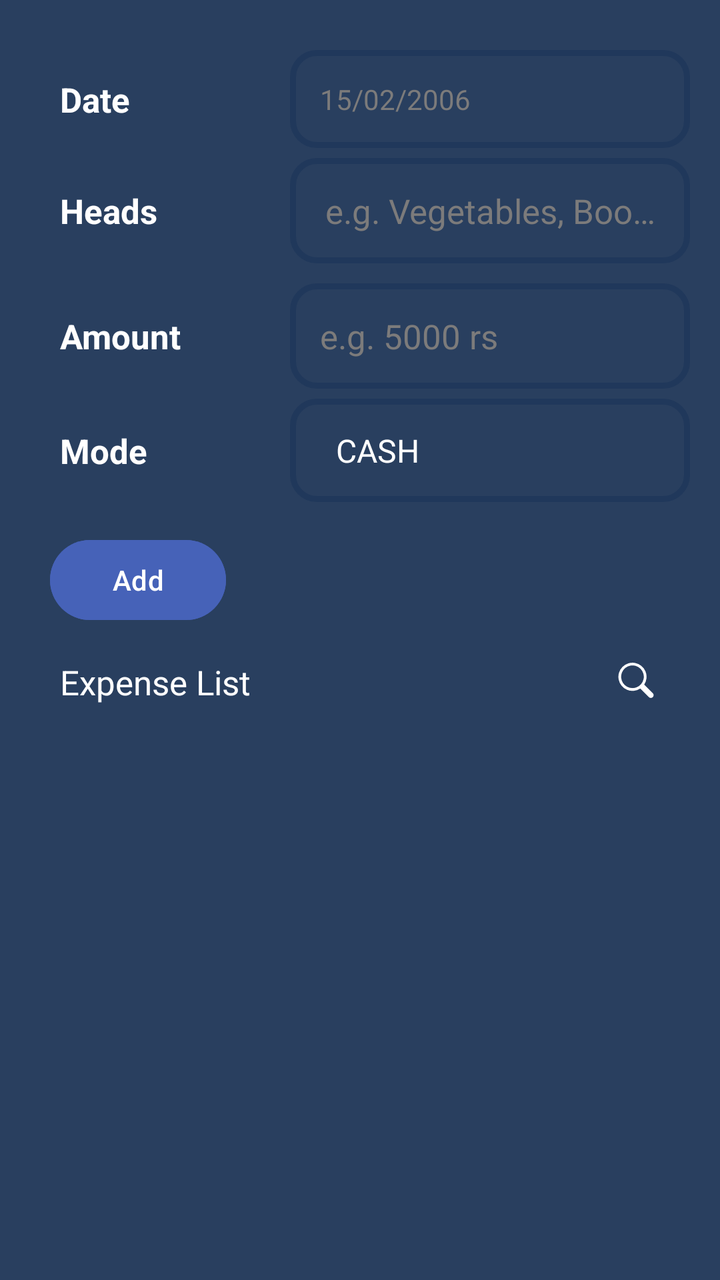
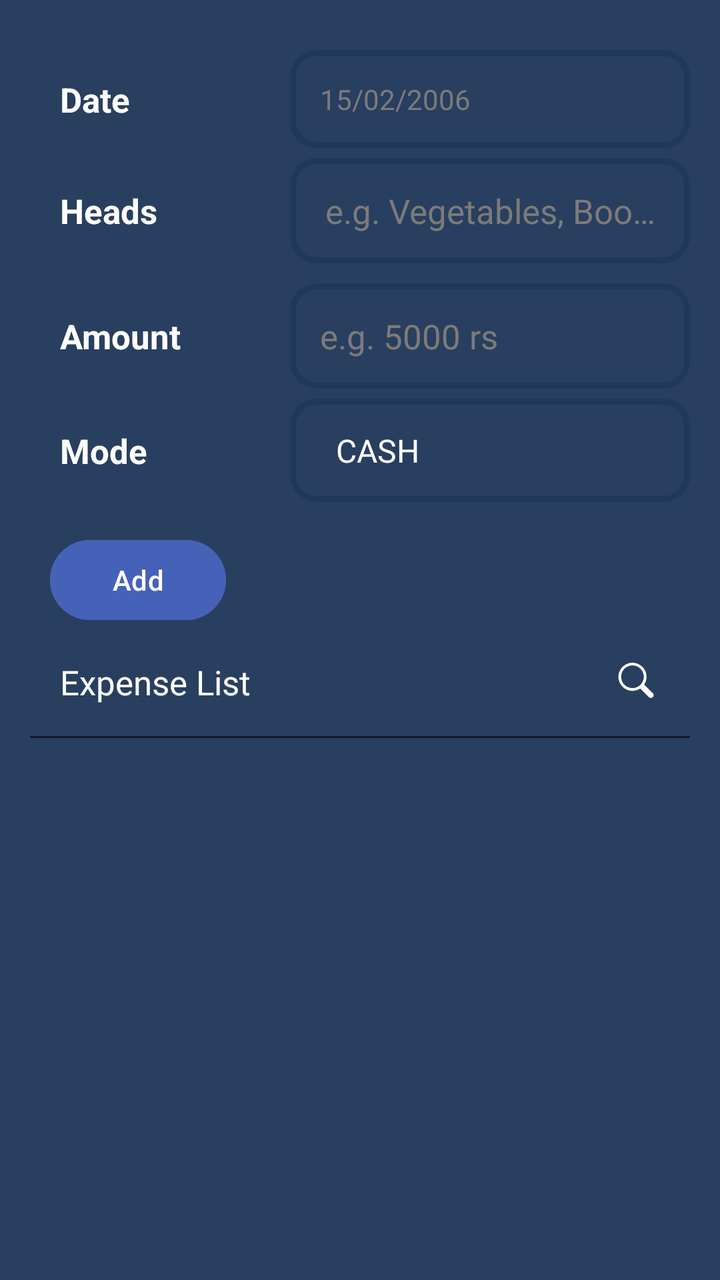

Before-and-after screenshots of an Android layout around one commit, followed by the original layout XML and the change that was made.
<!-- AndroidManifest.xml: application theme Theme.GharKharch -->
<!-- res/layout/fragment_book_expense.xml -->
<?xml version="1.0" encoding="utf-8"?>
<androidx.constraintlayout.widget.ConstraintLayout xmlns:android="http://schemas.android.com/apk/res/android"
    xmlns:app="http://schemas.android.com/apk/res-auto"
    android:layout_width="match_parent"
    android:layout_height="match_parent"
    android:background="@color/backgroundColor"
    android:padding="@dimen/padding_large">

    <TextView
        android:layout_width="0dp"
        android:layout_height="wrap_content"
        android:layout_marginVertical="@dimen/margin_medium"
        android:padding="@dimen/padding_large"
        android:text="Date"
        android:textSize="@dimen/text_size_large"
        android:textStyle="bold"
        app:layout_constraintBottom_toBottomOf="@id/date_picker"
        app:layout_constraintEnd_toStartOf="@id/date_picker"
        app:layout_constraintStart_toStartOf="parent"
        app:layout_constraintTop_toTopOf="@id/date_picker" />

    <TextView
        android:id="@+id/date_picker"
        android:layout_width="200dp"
        android:layout_height="wrap_content"
        android:layout_marginVertical="@dimen/margin_medium"
        android:background="@drawable/search_bar_bordered_bg"
        android:padding="@dimen/padding_large"
        android:text="15/02/2006"
        android:textColor="@color/primaryTextColorVariant"
        app:layout_constraintEnd_toEndOf="parent"
        app:layout_constraintTop_toTopOf="parent" />

    <TextView
        android:layout_width="0dp"
        android:layout_height="wrap_content"
        android:layout_marginVertical="@dimen/margin_small"
        android:padding="@dimen/padding_large"
        android:text="Heads"
        android:textSize="@dimen/text_size_large"
        android:textStyle="bold"
        app:layout_constraintBottom_toBottomOf="@id/input_sub_category"
        app:layout_constraintEnd_toStartOf="@id/input_sub_category"
        app:layout_constraintStart_toStartOf="parent"
        app:layout_constraintTop_toTopOf="@id/input_sub_category" />

    <EditText
        android:id="@+id/input_sub_category"
        style="@style/custom_edit_text"
        android:layout_width="200dp"
        android:layout_height="wrap_content"
        android:layout_marginVertical="@dimen/margin_small"
        android:hint="@string/hint_sub_category"
        android:textSize="@dimen/text_size_large"
        app:layout_constraintEnd_toEndOf="parent"
        app:layout_constraintTop_toBottomOf="@id/date_picker" />

    <TextView
        android:layout_width="0dp"
        android:layout_height="wrap_content"
        android:padding="@dimen/padding_large"
        android:text="Amount "
        android:textSize="@dimen/text_size_large"
        android:textStyle="bold"
        app:layout_constraintBottom_toBottomOf="@id/input_expense"
        app:layout_constraintEnd_toStartOf="@id/input_expense"
        app:layout_constraintStart_toStartOf="parent"
        app:layout_constraintTop_toTopOf="@id/input_expense" />

    <EditText
        android:id="@+id/input_expense"
        android:layout_width="200dp"
        android:layout_height="wrap_content"
        android:layout_marginVertical="@dimen/margin_medium"
        android:layout_marginBottom="@dimen/margin_small"
        android:background="@drawable/search_bar_bordered_bg"
        android:hint="@string/hint_amount"
        android:importantForAutofill="no"
        android:inputType="number"
        android:maxLength="15"
        android:padding="@dimen/padding_large"
        android:textColorHint="@color/primaryTextColorVariant"
        android:textSize="@dimen/text_size_large"
        app:layout_constraintEnd_toEndOf="parent"
        app:layout_constraintTop_toBottomOf="@id/input_sub_category" />

    <TextView
        android:layout_width="0dp"
        android:layout_height="wrap_content"
        android:padding="@dimen/padding_large"
        android:text="Mode"
        android:textSize="@dimen/text_size_large"
        android:textStyle="bold"
        app:layout_constraintBottom_toBottomOf="@id/modes_of_payment"
        app:layout_constraintEnd_toStartOf="@id/modes_of_payment"
        app:layout_constraintStart_toStartOf="parent"
        app:layout_constraintTop_toTopOf="@id/modes_of_payment" />

    <Spinner
        android:id="@+id/modes_of_payment"
        android:layout_width="200dp"
        android:layout_height="wrap_content"
        android:layout_marginVertical="@dimen/margin_small"
        android:background="@drawable/search_bar_bordered_bg"
        android:entries="@array/modesOfPayment"
        android:padding="@dimen/padding_large"
        android:spinnerMode="dialog"
        android:textColor="@color/primaryTextColorVariant"
        android:textStyle="bold"
        app:layout_constraintEnd_toEndOf="parent"
        app:layout_constraintTop_toBottomOf="@id/input_expense" />

    <Button
        android:id="@+id/addBtn"
        android:layout_width="wrap_content"
        android:layout_height="wrap_content"
        android:layout_marginVertical="@dimen/margin_large"
        android:layout_marginStart="@dimen/margin_medium"
        android:backgroundTint="@color/buttonColor"
        android:text="Add"
        app:layout_constraintStart_toStartOf="parent"
        app:layout_constraintTop_toBottomOf="@id/modes_of_payment" />

    <androidx.recyclerview.widget.RecyclerView
        android:id="@+id/category_search_list"
        android:layout_width="0dp"
        android:layout_height="300dp"
        android:layout_marginVertical="@dimen/margin_small"
        android:background="@drawable/rounded_panel"
        android:backgroundTint="@color/backgroundColor"
        android:clipToOutline="true"
        android:elevation="5dp"
        android:outlineProvider="background"
        android:translationZ="5dp"
        android:visibility="gone"
        app:layout_constraintEnd_toEndOf="@id/input_sub_category"
        app:layout_constraintStart_toStartOf="@id/input_sub_category"
        app:layout_constraintTop_toBottomOf="@id/input_sub_category" />

    <LinearLayout
        android:id="@+id/list_container"
        android:layout_width="match_parent"
        android:layout_height="wrap_content"
        android:gravity="center"
        android:orientation="horizontal"
        app:layout_constraintTop_toBottomOf="@id/addBtn">

        <TextView
            android:layout_width="0dp"
            android:layout_height="wrap_content"
            android:layout_weight="1"
            android:padding="@dimen/padding_large"
            android:text="Expense List"
            android:textSize="@dimen/text_size_large" />

        <SearchView
            android:id="@+id/search_bar"
            android:layout_width="match_parent"
            android:layout_height="wrap_content"
            android:background="@drawable/search_bar_bordered_bg"
            android:visibility="gone" />

        <ImageView
            android:id="@+id/search_button"
            android:layout_width="wrap_content"
            android:layout_height="wrap_content"
            android:importantForAccessibility="no"
            android:padding="@dimen/padding_large"
            android:src="@drawable/search_icon" />

    </LinearLayout>

    <androidx.recyclerview.widget.RecyclerView
        android:id="@+id/rcv_expense_list"
        android:layout_width="0dp"
        android:layout_height="0dp"
        android:layout_marginVertical="@dimen/margin_small"
        app:layout_constraintBottom_toBottomOf="parent"
        app:layout_constraintEnd_toEndOf="@id/list_container"
        app:layout_constraintStart_toStartOf="@id/list_container"
        app:layout_constraintTop_toBottomOf="@id/list_container" />

</androidx.constraintlayout.widget.ConstraintLayout>
<!-- resources referenced by this layout -->
<resources>
  <string-array name="modesOfPayment">
          <item>CASH</item>
          <item>UPI</item>
          <item>CARD</item>
      </string-array>
  <color name="backgroundColor">#293F5F</color>
  <color name="buttonColor">#4662B8</color>
  <color name="primaryTextColorVariant">#7C7B7B</color>
  <dimen name="margin_large">15dp</dimen>
  <dimen name="margin_medium">10dp</dimen>
  <dimen name="margin_small">5dp</dimen>
  <dimen name="padding_large">15dp</dimen>
  <dimen name="text_size_large">17sp</dimen>
  <!-- drawable rounded_panel (drawable) -->
  <?xml version="1.0" encoding="utf-8"?>
  <shape xmlns:android="http://schemas.android.com/apk/res/android"
      android:shape="rectangle">
      <corners android:radius="8dp" />
  </shape>
  <!-- drawable search_bar_bordered_bg (drawable) -->
  <?xml version="1.0" encoding="utf-8"?>
  <shape xmlns:android="http://schemas.android.com/apk/res/android"
      android:shape="rectangle">
      <stroke
          android:width="3dp"
          android:color="@color/backgroundColorVariant" />
      <corners android:radius="12dp" />
  </shape>
  <!-- drawable search_icon (drawable) -->
  <vector xmlns:android="http://schemas.android.com/apk/res/android"
      android:width="24dp"
      android:height="24dp"
      android:tint="@color/white"
      android:viewportWidth="19"
      android:viewportHeight="19">
  
      <path
          android:fillColor="#000000"
          android:pathData="M16.147,15.488a1.112,1.112 0,0 1,-1.567 0l-3.395,-3.395a5.575,5.575 0,1 1,1.568 -1.568l3.394,3.395a1.112,1.112 0,0 1,0 1.568zM9.786,11.585a4.488,4.488 0,1 0,-1.681 0.327,4.443 4.443,0 0,0 1.68,-0.327z" />
  
  </vector>
  <string name="hint_amount">e.g. 5000 rs</string>
  <string name="hint_sub_category">e.g. Vegetables, Books, etc.</string>
  <style name="custom_edit_text" parent="Widget.AppCompat.EditText">
          <item name="android:maxLines">1</item>
          <item name="android:maxLength">20</item>
          <item name="android:ellipsize">end</item>
          <item name="android:inputType">text</item>
          <item name="android:gravity">center</item>
          <item name="android:importantForAutofill">no</item>
          <item name="android:padding">@dimen/padding_large</item>
          <item name="android:background">@drawable/search_bar_bordered_bg</item>
          <item name="android:textColorHint">@color/primaryTextColorVariant</item>
      </style>
  <style name="Theme.GharKharch" parent="Base.Theme.GharKharch">
          <item name="colorPrimary">@color/backgroundColor</item>
          <item name="colorSecondary">@color/lGrey</item>
          
          <item name="colorOnSecondary">@color/primaryTextColor</item>
          <item name="colorOnPrimary">@color/primaryTextColor</item>
          
          <item name="android:textColor">@color/primaryTextColor</item>
          <item name="android:textColorPrimary">@color/primaryTextColor</item>
          <item name="android:textColorSecondary">@color/primaryTextColorVariant</item>
      </style>
  <color name="backgroundColorVariant">#20385B</color>
  <color name="white">#FFFFFFFF</color>
  <style name="Base.Theme.GharKharch" parent="Theme.Material3.DayNight.NoActionBar">
          
      </style>
  <color name="lGrey">#616161</color>
  <color name="primaryTextColor">#FFFFFF</color>
</resources>

<!-- the commit's change to res/layout/fragment_book_expense.xml (unified diff, before → after) -->
@@ -39,13 +39,13 @@
         android:text="Heads"
         android:textSize="@dimen/text_size_large"
         android:textStyle="bold"
-        app:layout_constraintBottom_toBottomOf="@id/input_sub_category"
-        app:layout_constraintEnd_toStartOf="@id/input_sub_category"
+        app:layout_constraintBottom_toBottomOf="@id/input_expense_name"
+        app:layout_constraintEnd_toStartOf="@id/input_expense_name"
         app:layout_constraintStart_toStartOf="parent"
-        app:layout_constraintTop_toTopOf="@id/input_sub_category" />
+        app:layout_constraintTop_toTopOf="@id/input_expense_name" />
 
     <EditText
-        android:id="@+id/input_sub_category"
+        android:id="@+id/input_expense_name"
         style="@style/custom_edit_text"
         android:layout_width="200dp"
         android:layout_height="wrap_content"
@@ -62,13 +62,13 @@
         android:text="Amount "
         android:textSize="@dimen/text_size_large"
         android:textStyle="bold"
-        app:layout_constraintBottom_toBottomOf="@id/input_expense"
-        app:layout_constraintEnd_toStartOf="@id/input_expense"
+        app:layout_constraintBottom_toBottomOf="@id/input_expense_amount"
+        app:layout_constraintEnd_toStartOf="@id/input_expense_amount"
         app:layout_constraintStart_toStartOf="parent"
-        app:layout_constraintTop_toTopOf="@id/input_expense" />
+        app:layout_constraintTop_toTopOf="@id/input_expense_amount" />
 
     <EditText
-        android:id="@+id/input_expense"
+        android:id="@+id/input_expense_amount"
         android:layout_width="200dp"
         android:layout_height="wrap_content"
         android:layout_marginVertical="@dimen/margin_medium"
@@ -82,7 +82,7 @@
         android:textColorHint="@color/primaryTextColorVariant"
         android:textSize="@dimen/text_size_large"
         app:layout_constraintEnd_toEndOf="parent"
-        app:layout_constraintTop_toBottomOf="@id/input_sub_category" />
+        app:layout_constraintTop_toBottomOf="@id/input_expense_name" />
 
     <TextView
         android:layout_width="0dp"
@@ -108,7 +108,7 @@
         android:textColor="@color/primaryTextColorVariant"
         android:textStyle="bold"
         app:layout_constraintEnd_toEndOf="parent"
-        app:layout_constraintTop_toBottomOf="@id/input_expense" />
+        app:layout_constraintTop_toBottomOf="@id/input_expense_amount" />
 
     <Button
         android:id="@+id/addBtn"
@@ -122,9 +122,9 @@
         app:layout_constraintTop_toBottomOf="@id/modes_of_payment" />
 
     <androidx.recyclerview.widget.RecyclerView
-        android:id="@+id/category_search_list"
+        android:id="@+id/rcv_sub_category_search_list"
         android:layout_width="0dp"
-        android:layout_height="300dp"
+        android:layout_height="wrap_content"
         android:layout_marginVertical="@dimen/margin_small"
         android:background="@drawable/rounded_panel"
         android:backgroundTint="@color/backgroundColor"
@@ -133,9 +133,9 @@
         android:outlineProvider="background"
         android:translationZ="5dp"
         android:visibility="gone"
-        app:layout_constraintEnd_toEndOf="@id/input_sub_category"
-        app:layout_constraintStart_toStartOf="@id/input_sub_category"
-        app:layout_constraintTop_toBottomOf="@id/input_sub_category" />
+        app:layout_constraintEnd_toEndOf="@id/input_expense_name"
+        app:layout_constraintStart_toStartOf="@id/input_expense_name"
+        app:layout_constraintTop_toBottomOf="@id/input_expense_name" />
 
     <LinearLayout
         android:id="@+id/list_container"
@@ -170,13 +170,20 @@
 
     </LinearLayout>
 
+    <View
+        android:id="@+id/separator"
+        android:layout_width="match_parent"
+        android:layout_height="1dp"
+        android:background="@color/secondaryColor"
+        app:layout_constraintTop_toBottomOf="@id/list_container" />
+
     <androidx.recyclerview.widget.RecyclerView
         android:id="@+id/rcv_expense_list"
         android:layout_width="0dp"
         android:layout_height="0dp"
         android:layout_marginVertical="@dimen/margin_small"
         app:layout_constraintBottom_toBottomOf="parent"
-        app:layout_constraintEnd_toEndOf="@id/list_container"
+        app:layout_constraintEnd_toEndOf="@id/separator"
         app:layout_constraintStart_toStartOf="@id/list_container"
         app:layout_constraintTop_toBottomOf="@id/list_container" />
 
<!-- resource entries referenced after the edit -->
@@ -8,6 +8,7 @@
   <color name="backgroundColor">#293F5F</color>
   <color name="buttonColor">#4662B8</color>
   <color name="primaryTextColorVariant">#7C7B7B</color>
+  <color name="secondaryColor">#111B28</color>
   <dimen name="margin_large">15dp</dimen>
   <dimen name="margin_medium">10dp</dimen>
   <dimen name="margin_small">5dp</dimen>
